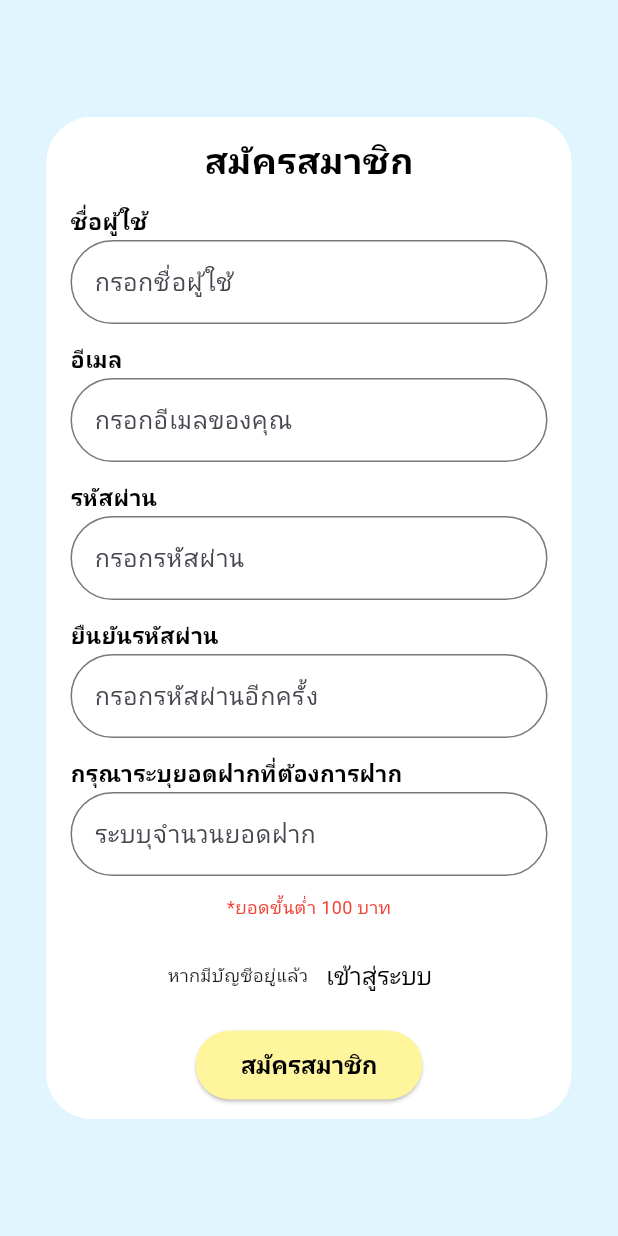
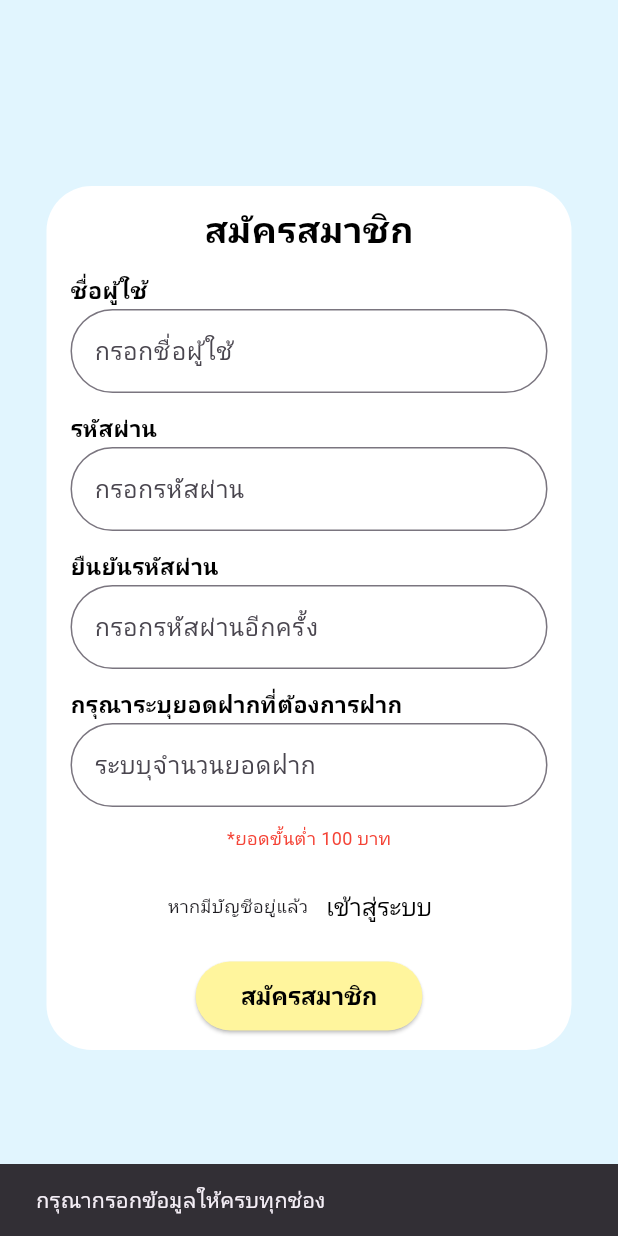
Before and after one commit to prim1112/Lotto_App, a Flutter app: the RegisterPage screen opened directly, after a tap on "สมัครสมาชิก", on a phone screen of 412 x 824 dp. Run offline on Flutter 3.47's test engine with Material 3 defaults, Android fonts, the phone set to English and light mode, and no system bars; network calls fail.

```diff
--- /dev/null
+++ b/assets/config/config.json
@@ -0,0 +1,3 @@
+{
+    "apiEndpoint" : "https://my-lotto-api.onrender.com/api"
+}
--- /dev/null
+++ b/lib/config/api_endpoints.dart
@@ -0,0 +1,6 @@
+class ApiEndpoints {
+  // Using the production URL
+  static const String _baseUrl = "https://my-lotto-api.onrender.com/api";
+  static const String login = "$_baseUrl/auth/login";
+  static const String register = "$_baseUrl/auth/register";
+}
--- /dev/null
+++ b/lib/config/internal_config.dart
@@ -0,0 +1 @@
+String API_ENDPOINT = "https://my-lotto-api.onrender.com/api";
--- a/lib/main.dart
+++ b/lib/main.dart
@@ -1,5 +1,6 @@
 import 'package:flutter/material.dart';
-import 'package:lotto_application/pages/owner/Owner_draw.dart';
+import 'package:lotto_application/pages/login.dart';
+// import 'package:lotto_application/pages/owner/Owner_draw.dart';
 
 void main() {
   runApp(const MyApp());
@@ -16,7 +17,7 @@ class MyApp extends StatelessWidget {
       theme: ThemeData(
         colorScheme: ColorScheme.fromSeed(seedColor: Colors.deepPurple),
       ),
-      home: OdrawPage(),
+      home: LoginPage(),
     );
   }
 }
--- a/lib/pages/register.dart
+++ b/lib/pages/register.dart
@@ -1,6 +1,9 @@
 import 'dart:convert';
 import 'dart:developer';
 import 'package:flutter/material.dart';
+
+import 'package:http/http.dart' as http;
+import 'package:lotto_application/config/api_endpoints.dart';
 
 class RegisterPage extends StatefulWidget {
   const RegisterPage({super.key});
@@ -10,27 +13,12 @@ class RegisterPage extends StatefulWidget {
 }
 
 class _RegisterPageState extends State<RegisterPage> {
-  String text = '';
   TextEditingController username = TextEditingController();
   TextEditingController email = TextEditingController();
   TextEditingController password = TextEditingController();
   TextEditingController confirmpassword = TextEditingController();
   TextEditingController amount = TextEditingController();
-
-  // ฟังก์ชันสำหรับจัดการการลงทะเบียน
-  void _register() {
-    // TODO: Implement registration logic here.
-    // For example, validate inputs and make an API call.
-    log('Username: ${username.text}');
-    log('Email: ${email.text}');
-    log('Password: ${password.text}');
-    log('Confirm Password: ${confirmpassword.text}');
-    log('Amount: ${amount.text}');
-
-    // You can show a dialog or navigate to another page on success/failure.
-  }
-
-  String url = '';
+  bool _isLoading = false;
 
   @override
   Widget build(BuildContext context) {
@@ -72,8 +60,6 @@ class _RegisterPageState extends State<RegisterPage> {
           ),
           const SizedBox(height: 12), // ลดระยะห่าง
           buildTextField('ชื่อผู้ใช้', 'กรอกชื่อผู้ใช้', controller: username),
-          const SizedBox(height: 12),
-          buildTextField('อีเมล', 'กรอกอีเมลของคุณ', controller: email),
           const SizedBox(height: 12),
           buildTextField(
             'รหัสผ่าน',
@@ -128,13 +114,15 @@ class _RegisterPageState extends State<RegisterPage> {
           Row(
             mainAxisAlignment: MainAxisAlignment.center,
             children: [
-              buildButton(
-                context,
-                'สมัครสมาชิก', // เปลี่ยนข้อความเป็น 'สมัครสมาชิก'
-                const Color(0xFFFFF59D),
-                Colors.black,
-                _register, // เรียกใช้ฟังก์ชัน _register
-              ),
+              _isLoading
+                  ? const CircularProgressIndicator()
+                  : buildButton(
+                      context,
+                      'สมัครสมาชิก',
+                      const Color(0xFFFFF59D),
+                      Colors.black,
+                      _register,
+                    ),
             ],
           ),
         ],
@@ -199,4 +187,83 @@ class _RegisterPageState extends State<RegisterPage> {
       child: Text(text),
     );
   }
+
+  // ฟังก์ชันสำหรับจัดการการลงทะเบียน
+  void _register() async {
+    // --- 1. Input Validation ---
+    if (username.text.isEmpty ||
+        password.text.isEmpty ||
+        confirmpassword.text.isEmpty ||
+        amount.text.isEmpty) {
+      ScaffoldMessenger.of(context).showSnackBar(
+        const SnackBar(content: Text('กรุณากรอกข้อมูลให้ครบทุกช่อง')),
+      );
+      return;
+    }
+
+    if (password.text != confirmpassword.text) {
+      ScaffoldMessenger.of(
+        context,
+      ).showSnackBar(const SnackBar(content: Text('รหัสผ่านไม่ตรงกัน')));
+      return;
+    }
+
+    final double? depositAmount = double.tryParse(amount.text);
+    if (depositAmount == null || depositAmount < 100) {
+      ScaffoldMessenger.of(
+        context,
+      ).showSnackBar(const SnackBar(content: Text('ยอดฝากขั้นต่ำคือ 100 บาท')));
+      return;
+    }
+
+    setState(() {
+      _isLoading = true;
+    });
+
+    try {
+      // --- 2. API Call ---
+      final response = await http.post(
+        Uri.parse(ApiEndpoints.register),
+        headers: {'Content-Type': 'application/json'},
+        body: jsonEncode({
+          'username': username.text.trim(),
+          'password': password.text.trim(),
+          'amount': depositAmount,
+        }),
+      );
+
+      if (!mounted) return;
+
+      final responseData = jsonDecode(response.body);
+
+      if (response.statusCode == 201) {
+        // --- 3. Success ---
+        log('Registration successful: ${responseData['message']}');
+        ScaffoldMessenger.of(context).showSnackBar(
+          const SnackBar(content: Text('สมัครสมาชิกสำเร็จ! กรุณาเข้าสู่ระบบ')),
+        );
+        Navigator.pop(context); // กลับไปหน้า Login
+      } else {
+        // --- 4. Failure ---
+        final errorMessage =
+            responseData['message'] ?? 'เกิดข้อผิดพลาดในการสมัคร';
+        log('Registration failed: $errorMessage');
+        ScaffoldMessenger.of(
+          context,
+        ).showSnackBar(SnackBar(content: Text(errorMessage)));
+      }
+    } catch (e) {
+      log('An error occurred during registration: $e');
+      if (!mounted) return;
+      ScaffoldMessenger.of(context).showSnackBar(
+        const SnackBar(content: Text('ไม่สามารถเชื่อมต่อกับเซิร์ฟเวอร์ได้')),
+      );
+    } finally {
+      if (mounted) {
+        setState(() {
+          _isLoading = false;
+        });
+      }
+    }
+  }
 }
--- a/pubspec.yaml
+++ b/pubspec.yaml
@@ -30,7 +30,7 @@ environment:
 dependencies:
   flutter:
     sdk: flutter
-
+  http: ^1.1.0
   # The following adds the Cupertino Icons font to your application.
   # Use with the CupertinoIcons class for iOS style icons.
   cupertino_icons: ^1.0.8
@@ -65,6 +65,7 @@ flutter:
     - assets/images/basket.png
     - assets/images/Sadness.png
     - assets/images/Joy.png
+    - assets/config/config.json
 
   # An image asset can refer to one or more resolution-specific "variants", see
   # https://flutter.dev/to/resolution-aware-images
```
Also changed, not shown: lib/config/config.dart (added, +17 -0 lines), lib/model/Request/login_request_model.dart (added, +13 -0 lines), lib/model/response/login_response_model.dart (added, +37 -0 lines), lib/pages/login.dart (+63 -7 lines), api_endpoints.dart (added), pubspec.lock.
